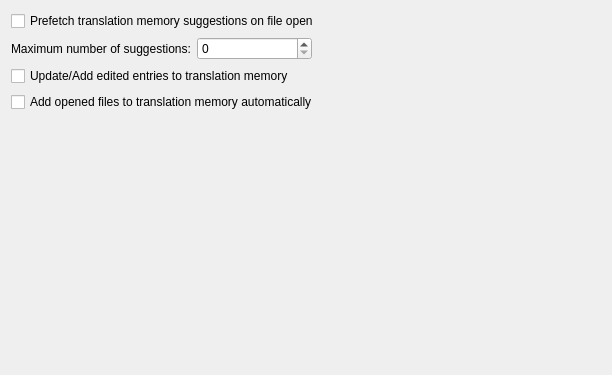
Old version of the form src/prefs/prefs_tm.ui in the repository KDE/lokalize.
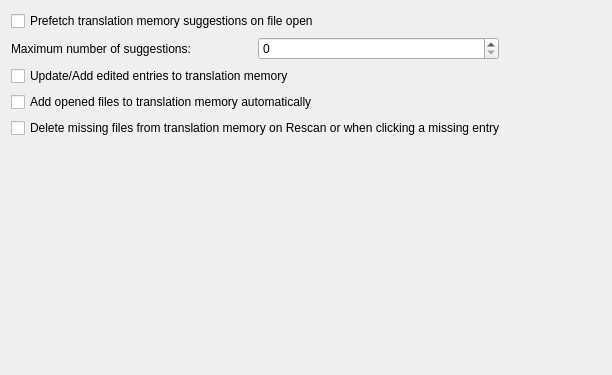
New version of the form.

Patch:
```diff
--- a/src/prefs/prefs_tm.ui
+++ b/src/prefs/prefs_tm.ui
@@ -84,6 +84,13 @@
      </property>
     </widget>
    </item>
+   <item row="4" column="0" >
+    <widget class="QCheckBox" name="kcfg_DeleteFromTMOnMissing" >
+     <property name="text" >
+      <string>Delete missing files from translation memory on Rescan or when clicking a missing entry</string>
+     </property>
+    </widget>
+   </item>
   </layout>
  </widget>
  <resources/>
```
